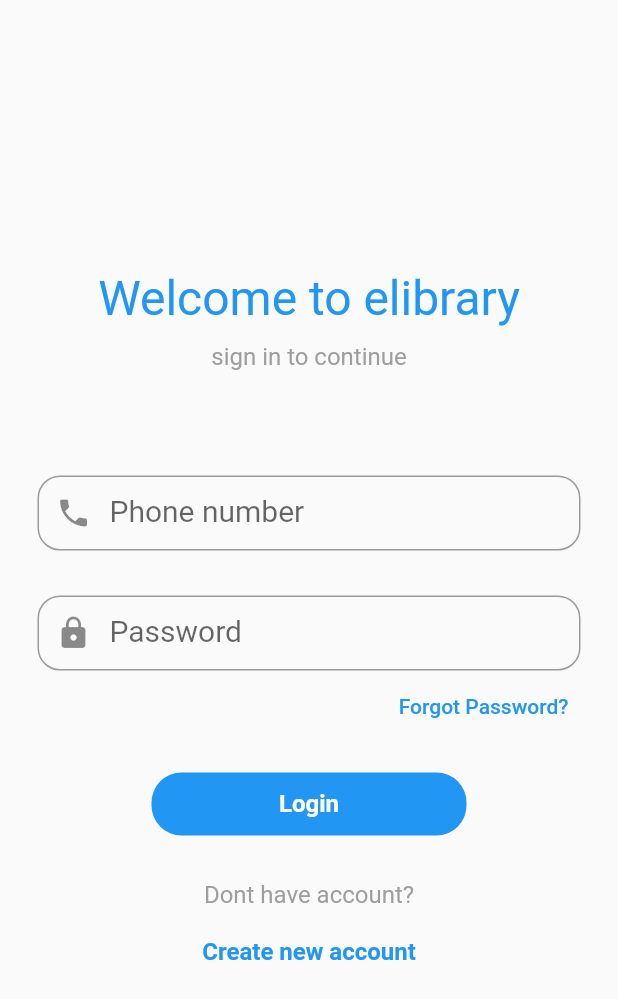
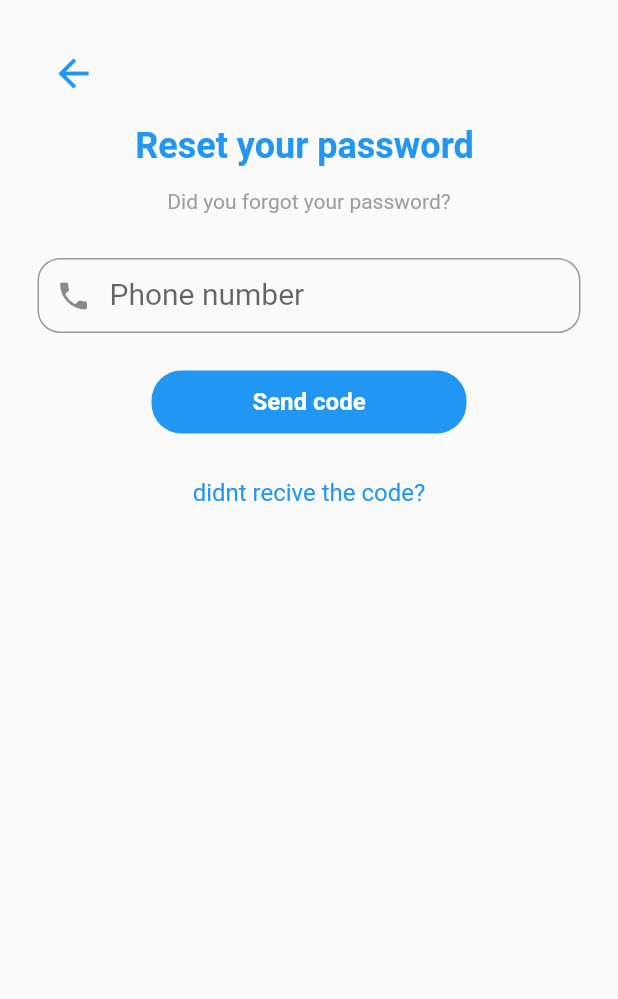
Before and after one commit to BrwaCs/elibrary, a Flutter app: the screen it shows after launch, after a tap on "Forgot Password?", on a phone screen of 412 x 824 dp. Shown: the top 999 px of the screen. Run offline on Flutter 3.47's test engine with Material 2 defaults, Android fonts, the phone set to English and light mode, and no system bars.

Commit message:
create forgot password page

```diff
--- /dev/null
+++ b/lib/src/forgot_password.dart
@@ -0,0 +1,118 @@
+import 'package:elibrary/src/login.dart';
+import 'package:flutter/material.dart';
+import 'package:flutter/src/foundation/key.dart';
+import 'package:flutter/src/widgets/framework.dart';
+
+class forgot_password extends StatelessWidget {
+  const forgot_password({Key? key,  }) : super(key: key);
+
+  @override
+  Widget build(BuildContext context) {
+    return GestureDetector(
+      onTap: ()=> FocusScope.of(context).unfocus(),
+      child: Scaffold(
+      body:Padding(
+        padding: const EdgeInsets.all(25),
+        child: Center(
+          child: Column(
+            children: [
+              Row(
+                mainAxisAlignment:MainAxisAlignment.start,
+                children: [
+                  IconButton(onPressed: (){
+                    Navigator.pop(context);
+                  },
+                   icon:Icon(
+                     Icons.arrow_back,
+                     size:30,
+                     color:Theme.of(context).primaryColor,
+                   ),
+
+                   )
+
+                ],
+              ),
+              SizedBox(height:10),
+              Text(
+                "Reset your password ",
+                style: TextStyle(
+                  fontSize:24,
+                  fontWeight:FontWeight.bold,
+                  color:Theme.of(context).primaryColor,
+
+                )
+
+              ),
+              SizedBox(height:15),
+              Text(
+                "Did you forgot your password?",
+                style: TextStyle(
+                  fontSize:14,
+                  fontWeight: FontWeight.normal,
+                  color:Colors.grey,
+
+                )
+              ),
+              SizedBox(height:30),
+              Container(
+                height:50,
+                child: TextFormField(
+                  decoration:InputDecoration(
+                    border: OutlineInputBorder(
+                      borderRadius:BorderRadius.circular(15)
+                    ),
+                    prefixIcon:Icon(Icons.phone),
+                    labelText: "Phone number",
+                    labelStyle: TextStyle(
+                      fontSize:20,
+                      fontWeight: FontWeight.normal,
+                    )
+                  )
+                ),
+              ),
+              SizedBox(height:25),
+              SizedBox(
+                height:42,
+                width:210,
+                child: FlatButton(
+                  color:Theme.of(context).primaryColor,
+                  shape:RoundedRectangleBorder(borderRadius:BorderRadius.circular(20)),
+                  onPressed: (){},
+                   child: Text(
+                     "Send code",
+                     style: TextStyle(
+                       fontSize:16,
+                       fontWeight: FontWeight.bold,
+                       color:Colors.white,
+                     )
+                     ),
+                   ),
+
+                ),
+                SizedBox(height:30),
+                Row(
+                  mainAxisAlignment:MainAxisAlignment.center,
+                  children: [
+                    GestureDetector(
+                      onTap: () {},
+                      child: Text(
+                        "didnt recive the code?",
+                        style: TextStyle(
+                          fontSize:16,
+                          fontWeight:FontWeight.w400,
+                          color:Theme.of(context).primaryColor,
+                        )
+                      ),
+                    ),
+                  ],
+
+                ),
+
+            ],
+          ),
+        ),
+      )
+      ),
+    );
+  }
+}
--- a/lib/src/login.dart
+++ b/lib/src/login.dart
@@ -1,8 +1,10 @@
+import 'package:elibrary/src/forgot_password.dart';
 import 'package:flutter/material.dart';
 import 'package:flutter/src/foundation/key.dart';
 import 'package:flutter/src/widgets/framework.dart';
 
 class Login extends StatelessWidget {
+
   final Function togScreen;
   const Login({Key? key, required this.togScreen}) : super(key: key);
 
@@ -83,7 +85,9 @@ class Login extends StatelessWidget {
                   mainAxisAlignment: MainAxisAlignment.end,
                   children: [
                     TextButton(
-                      onPressed: (){},
+                      onPressed: (){
+            Navigator.push(context, MaterialPageRoute(builder: (context) => forgot_password()));
+          },
                        child: Text(
                          "Forgot Password?",
                          style: TextStyle(
```
